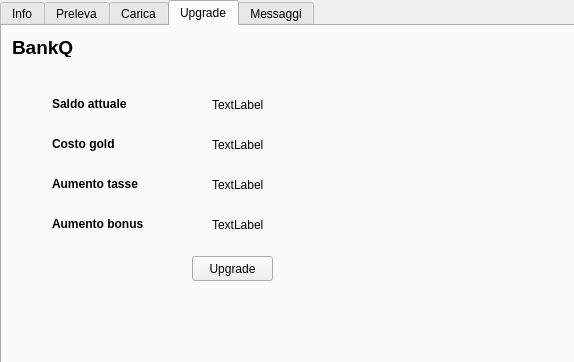
This is BankQ/userinfo.ui in marcofranceschini/p2_project as Qt 5 draws it before an edit. The edited form follows.
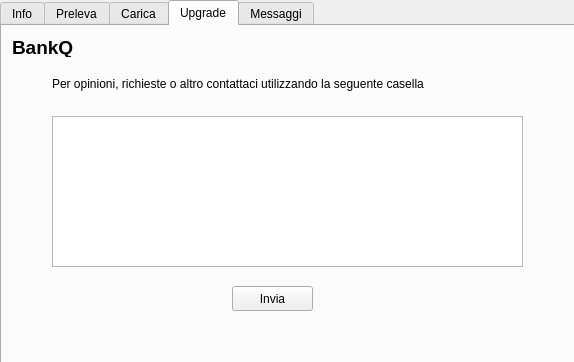
This is the edited form. The open tabs and pages were chosen to show the change.

```diff
--- a/BankQ/userinfo.ui
+++ b/BankQ/userinfo.ui
@@ -496,45 +496,6 @@
     <attribute name="title">
      <string>Upgrade</string>
     </attribute>
-    <widget class="QLabel" name="label_65">
-     <property name="geometry">
-      <rect>
-       <x>50</x>
-       <y>70</y>
-       <width>101</width>
-       <height>17</height>
-      </rect>
-     </property>
-     <property name="text">
-      <string>&lt;html&gt;&lt;head/&gt;&lt;body&gt;&lt;p&gt;&lt;span style=&quot; font-weight:600;&quot;&gt;Saldo attuale&lt;/span&gt;&lt;/p&gt;&lt;/body&gt;&lt;/html&gt;</string>
-     </property>
-    </widget>
-    <widget class="QLabel" name="label_66">
-     <property name="geometry">
-      <rect>
-       <x>210</x>
-       <y>70</y>
-       <width>121</width>
-       <height>17</height>
-      </rect>
-     </property>
-     <property name="text">
-      <string>TextLabel</string>
-     </property>
-    </widget>
-    <widget class="QLabel" name="label_67">
-     <property name="geometry">
-      <rect>
-       <x>50</x>
-       <y>110</y>
-       <width>131</width>
-       <height>17</height>
-      </rect>
-     </property>
-     <property name="text">
-      <string>&lt;html&gt;&lt;head/&gt;&lt;body&gt;&lt;p&gt;&lt;span style=&quot; font-weight:600;&quot;&gt;Costo gold&lt;/span&gt;&lt;/p&gt;&lt;/body&gt;&lt;/html&gt;</string>
-     </property>
-    </widget>
     <widget class="QLabel" name="label_68">
      <property name="geometry">
       <rect>
@@ -551,79 +512,37 @@
     <widget class="QToolButton" name="toolButton_13">
      <property name="geometry">
       <rect>
-       <x>190</x>
-       <y>230</y>
+       <x>230</x>
+       <y>260</y>
        <width>81</width>
        <height>25</height>
       </rect>
      </property>
      <property name="text">
-      <string>Upgrade</string>
+      <string>Invia</string>
      </property>
     </widget>
-    <widget class="QLabel" name="label_69">
+    <widget class="QTextEdit" name="textEdit">
      <property name="geometry">
       <rect>
        <x>50</x>
-       <y>150</y>
-       <width>111</width>
-       <height>17</height>
+       <y>90</y>
+       <width>471</width>
+       <height>151</height>
       </rect>
      </property>
-     <property name="text">
-      <string>&lt;html&gt;&lt;head/&gt;&lt;body&gt;&lt;p&gt;&lt;span style=&quot; font-weight:600;&quot;&gt;Aumento tasse&lt;/span&gt;&lt;/p&gt;&lt;/body&gt;&lt;/html&gt;</string>
-     </property>
     </widget>
     <widget class="QLabel" name="label_70">
      <property name="geometry">
       <rect>
-       <x>210</x>
-       <y>110</y>
-       <width>121</width>
-       <height>17</height>
-      </rect>
-     </property>
-     <property name="text">
-      <string>TextLabel</string>
-     </property>
-    </widget>
-    <widget class="QLabel" name="label_71">
-     <property name="geometry">
-      <rect>
-       <x>210</x>
-       <y>150</y>
-       <width>121</width>
-       <height>17</height>
-      </rect>
-     </property>
-     <property name="text">
-      <string>TextLabel</string>
-     </property>
-    </widget>
-    <widget class="QLabel" name="label_72">
-     <property name="geometry">
-      <rect>
        <x>50</x>
-       <y>190</y>
-       <width>121</width>
-       <height>17</height>
+       <y>50</y>
+       <width>441</width>
+       <height>16</height>
       </rect>
      </property>
      <property name="text">
-      <string>&lt;html&gt;&lt;head/&gt;&lt;body&gt;&lt;p&gt;&lt;span style=&quot; font-weight:600;&quot;&gt;Aumento bonus&lt;/span&gt;&lt;/p&gt;&lt;/body&gt;&lt;/html&gt;</string>
-     </property>
-    </widget>
-    <widget class="QLabel" name="label_73">
-     <property name="geometry">
-      <rect>
-       <x>210</x>
-       <y>190</y>
-       <width>111</width>
-       <height>17</height>
-      </rect>
-     </property>
-     <property name="text">
-      <string>TextLabel</string>
+      <string>Per opinioni, richieste o altro contattaci utilizzando la seguente casella</string>
      </property>
     </widget>
    </widget>
```
Left out of the diff: 4 changed lines with no effect on the pictures.
